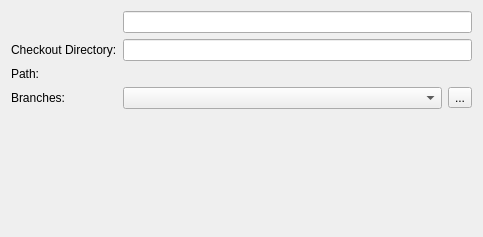
qt-creator/qt-creator, file src/plugins/vcsbase/basecheckoutwizardpage.ui: the form before one commit.
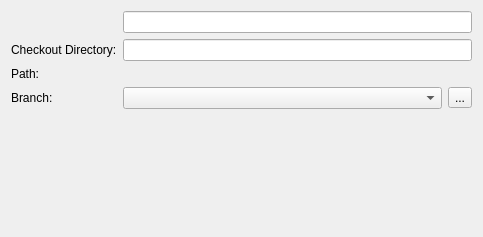
The form after the commit. Custom widgets are drawn as their Qt base class.

Diff of the .ui file:
```diff
--- a/src/plugins/vcsbase/basecheckoutwizardpage.ui
+++ b/src/plugins/vcsbase/basecheckoutwizardpage.ui
@@ -45,7 +45,7 @@
      <item row="3" column="0">
       <widget class="QLabel" name="branchLabel">
        <property name="text">
-        <string>Branches:</string>
+        <string>Branch:</string>
        </property>
       </widget>
      </item>
```
